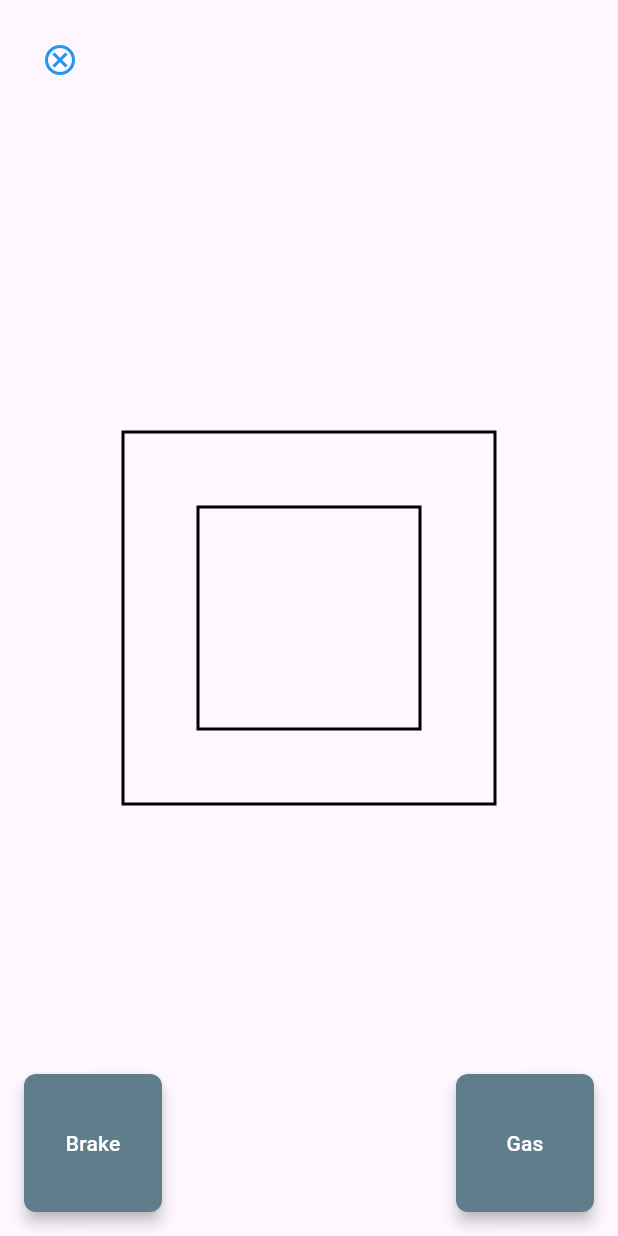
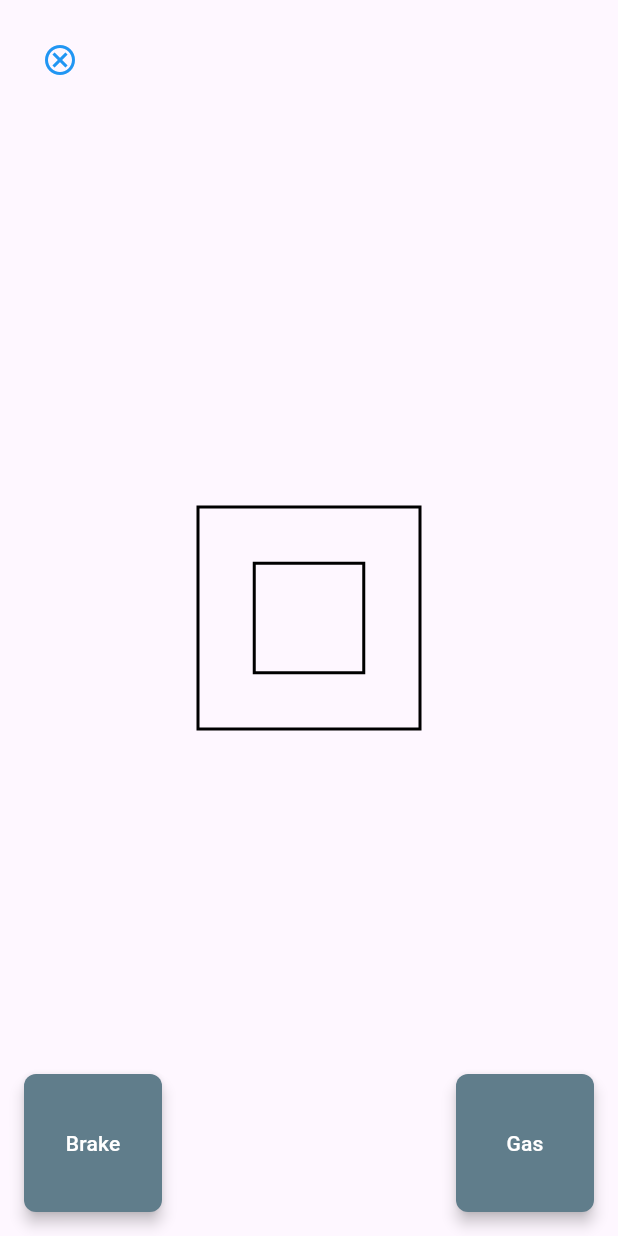
Before and after one commit to Rhaun95/Mobile-Box-Task, a Flutter app: the Driving screen opened directly, on a phone screen of 412 x 824 dp. Run offline on Flutter 3.47's test engine with Material 3 defaults, Android fonts, the phone set to English and light mode, and no system bars; our stand-ins replace sensors, socket_io_client, vibration; network calls fail.

Commit message:
FIX: border sizes now on the same scale

```diff
--- a/mobile_box_task/lib/view/Driving.dart
+++ b/mobile_box_task/lib/view/Driving.dart
@@ -185,8 +185,8 @@ class _DrivingState extends State<Driving> {
                     children: <Widget>[
                       Positioned(
                         child: Container(
-                          width: 250.0,
-                          height: 250.0,
+                          width: 150.0,
+                          height: 150.0,
                           decoration: BoxDecoration(
                             border: Border.all(
                               color: Colors.black,
@@ -196,11 +196,11 @@ class _DrivingState extends State<Driving> {
                         ),
                       ),
                       Positioned(
-                        left: 50,
-                        top: 50,
+                        left: 37.5,
+                        top: 37.5,
                         child: Container(
-                          width: 150.0,
-                          height: 150.0,
+                          width: 75.0,
+                          height: 75.0,
                           decoration: BoxDecoration(
                             border: Border.all(
                               color: Colors
```
Also changed, not shown: 1 other file.
